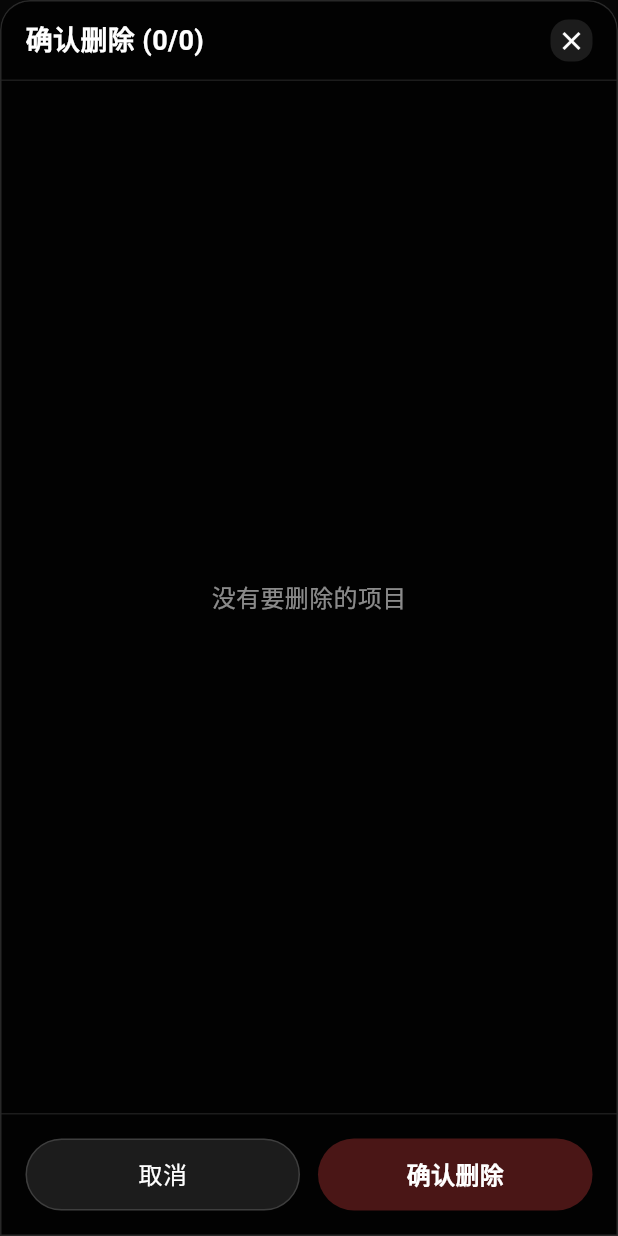
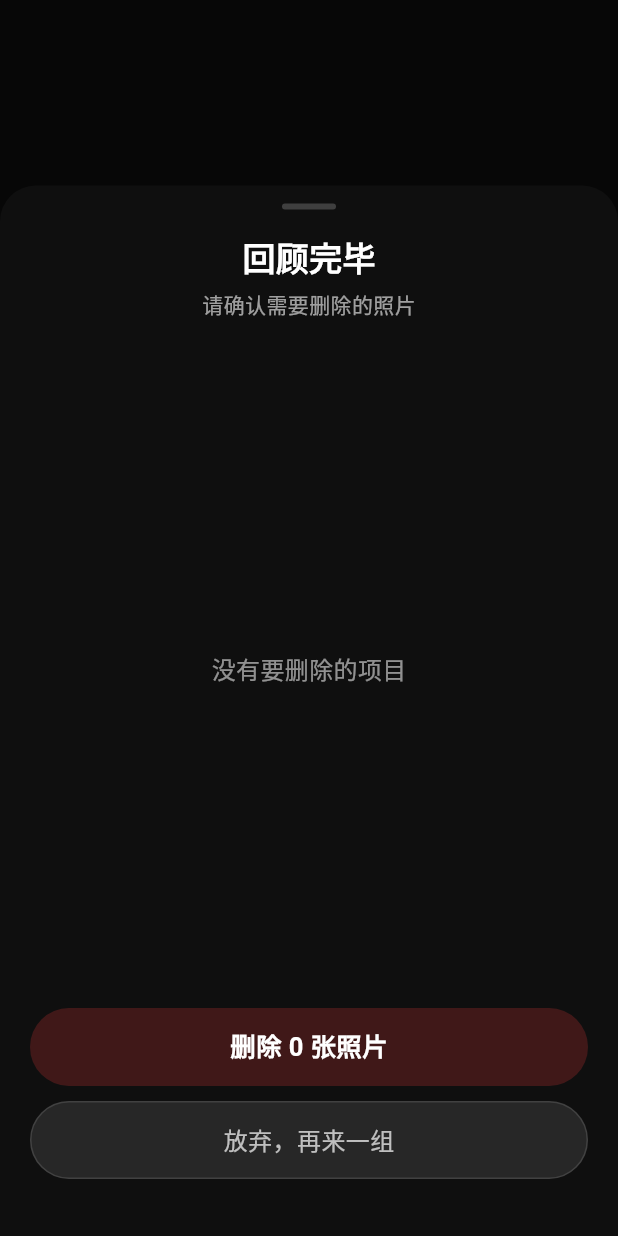
Before and after one commit to JoeZhang0810/swipe_go, a Flutter app: what showDeleteConfirmationSheet() shows on an empty page, opened directly with empty values, on a phone screen of 412 x 824 dp. Run offline on Flutter 3.47's test engine with Material 3 defaults, Android fonts, the phone set to English and light mode, and no system bars; our stand-ins replace flutter_riverpod, shared_preferences, video_player; missing offline and left inert: photo_manager; accounts and stored records are empty.

Commit message:
style: delete confirm - match HTML (button text, check badges, title, bg)

```diff
--- a/lib/widgets/delete_confirmation_sheet.dart
+++ b/lib/widgets/delete_confirmation_sheet.dart
@@ -1,5 +1,4 @@
 import 'dart:typed_data';
-import 'dart:ui';
 import 'package:flutter/material.dart';
 import 'package:flutter_riverpod/flutter_riverpod.dart';
 import 'package:photo_manager/photo_manager.dart';
@@ -8,7 +7,8 @@ import '../providers/app_providers.dart';
 import '../screens/launch_screen.dart';
 
 // 选中状态管理
-final selectedItemsProvider = StateNotifierProvider<SelectedItemsNotifier, Set<String>>((ref) {
+final selectedItemsProvider =
+    StateNotifierProvider<SelectedItemsNotifier, Set<String>>((ref) {
   return SelectedItemsNotifier();
 });
 
@@ -41,17 +41,18 @@ class DeleteConfirmationSheet extends ConsumerStatefulWidget {
   });
 
   @override
-  ConsumerState<DeleteConfirmationSheet> createState() => _DeleteConfirmationSheetState();
+  ConsumerState<DeleteConfirmationSheet> createState() =>
+      _DeleteConfirmationSheetState();
 }
 
-class _DeleteConfirmationSheetState extends ConsumerState<DeleteConfirmationSheet> {
+class _DeleteConfirmationSheetState
+    extends ConsumerState<DeleteConfirmationSheet> {
   final Map<String, Uint8List?> _thumbnails = {};
   bool _isLoadingThumbnails = true;
 
   @override
   void initState() {
     super.initState();
-    // 初始化选中状态 - 默认全部选中
     WidgetsBinding.instance.addPostFrameCallback((_) {
       ref.read(selectedItemsProvider.notifier).initialize(widget.itemsToDelete);
     });
@@ -79,7 +80,6 @@ class _DeleteConfirmationSheetState extends ConsumerState<DeleteConfirmationShee
 
   void _onCancel() {
     ref.read(selectedItemsProvider.notifier).clear();
-    // 返回启动页
     Navigator.of(context).pushAndRemoveUntil(
       MaterialPageRoute(builder: (context) => const LaunchScreen()),
       (route) => false,
@@ -90,7 +90,6 @@ class _DeleteConfirmationSheetState extends ConsumerState<DeleteConfirmationShee
     final selectedIds = ref.read(selectedItemsProvider);
 
     if (selectedIds.isEmpty) {
-      // 没有选择任何项目，直接返回
       _onCancel();
       return;
     }
@@ -99,7 +98,6 @@ class _DeleteConfirmationSheetState extends ConsumerState<DeleteConfirmationShee
     final permission = await PhotoManager.requestPermissionExtend();
 
     if (!permission.isAuth) {
-      // 用户拒绝了权限
       if (mounted) {
         ScaffoldMessenger.of(context).showSnackBar(
           const SnackBar(
@@ -111,11 +109,10 @@ class _DeleteConfirmationSheetState extends ConsumerState<DeleteConfirmationShee
       return;
     }
 
-    // 执行删除操作
+    // 执行删除
     try {
       await PhotoManager.editor.deleteWithIds(selectedIds.toList());
 
-      // 更新统计信息
       final deletedCount = selectedIds.length;
       int totalSpace = 0;
       for (final item in widget.itemsToDelete) {
@@ -124,14 +121,14 @@ class _DeleteConfirmationSheetState extends ConsumerState<DeleteConfirmationShee
         }
       }
 
-      await ref.read(statsProvider.notifier).addDeleted(deletedCount, totalSpace);
+      await ref
+          .read(statsProvider.notifier)
+          .addDeleted(deletedCount, totalSpace);
 
-      // 清空标记列表
       ref.read(mediaListProvider.notifier).clear();
       ref.read(selectedItemsProvider.notifier).clear();
 
       if (mounted) {
-        // 显示删除成功提示
         ScaffoldMessenger.of(context).showSnackBar(
           SnackBar(
             content: Text('已成功删除 $deletedCount 个项目'),
@@ -139,7 +136,6 @@ class _DeleteConfirmationSheetState extends ConsumerState<DeleteConfirmationShee
           ),
         );
 
-        // 返回启动页
         Navigator.of(context).pushAndRemoveUntil(
           MaterialPageRoute(builder: (context) => const LaunchScreen()),
           (route) => false,
@@ -162,78 +158,72 @@ class _DeleteConfirmationSheetState extends ConsumerState<DeleteConfirmationShee
     final selectedIds = ref.watch(selectedItemsProvider);
     final selectedCount = selectedIds.length;
 
-    return ClipRRect(
-      borderRadius: const BorderRadius.vertical(top: Radius.circular(20)),
-      child: BackdropFilter(
-        filter: ImageFilter.blur(sigmaX: 20, sigmaY: 20),
-        child: Container(
-          decoration: BoxDecoration(
-            color: Colors.black.withOpacity(0.7),
-            borderRadius: const BorderRadius.vertical(top: Radius.circular(20)),
-            border: Border.all(
-              color: Colors.white.withOpacity(0.15),
-            ),
+    return DraggableScrollableSheet(
+      initialChildSize: 0.85,
+      minChildSize: 0.6,
+      maxChildSize: 0.95,
+      builder: (context, scrollController) {
+        return Container(
+          decoration: const BoxDecoration(
+            color: Color(0xFA0F0F0F),
+            borderRadius: BorderRadius.vertical(top: Radius.circular(24)),
           ),
           child: SafeArea(
             child: Column(
-              mainAxisSize: MainAxisSize.min,
               children: [
-                // 顶部标题栏
-                Container(
-                  padding: const EdgeInsets.symmetric(horizontal: 16, vertical: 12),
+                // 拖动指示器
+                Padding(
+                  padding: const EdgeInsets.only(top: 12, bottom: 16),
+                  child: Container(
+                    width: 36,
+                    height: 4,
                     decoration: BoxDecoration(
-                    border: Border(
-                      bottom: BorderSide(
-                        color: Colors.white.withOpacity(0.1),
-                        width: 1,
+                      color: Colors.white.withOpacity(0.2),
+                      borderRadius: BorderRadius.circular(2),
                     ),
                   ),
                 ),
-                  child: Row(
-                    mainAxisAlignment: MainAxisAlignment.spaceBetween,
+
+                // 标题
+                const Padding(
+                  padding: EdgeInsets.symmetric(horizontal: 24),
+                  child: Column(
                     children: [
                       Text(
-                        '确认删除 ($selectedCount/${widget.itemsToDelete.length})',
-                        style: const TextStyle(
+                        '回顾完毕',
+                        style: TextStyle(
                           color: Colors.white,
-                          fontSize: 18,
-                          fontWeight: FontWeight.w600,
+                          fontSize: 22,
+                          fontWeight: FontWeight.w700,
                         ),
                       ),
-                      GestureDetector(
-                        onTap: () => Navigator.of(context).pop(),
-                        child: Container(
-                          padding: const EdgeInsets.all(4),
-                          decoration: BoxDecoration(
-                            color: Colors.white.withOpacity(0.1),
-                            borderRadius: BorderRadius.circular(12),
-                          ),
-                          child: const Icon(
-                            Icons.close,
-                            color: Colors.white,
-                            size: 20,
-                          ),
+                      SizedBox(height: 6),
+                      Text(
+                        '请确认需要删除的照片',
+                        style: TextStyle(
+                          color: Colors.white60,
+                          fontSize: 14,
                         ),
                       ),
                     ],
                   ),
                 ),
+                const SizedBox(height: 20),
 
-                // 媒体列表
-                Flexible(
+                // 照片网格
+                Expanded(
                   child: widget.itemsToDelete.isEmpty
                       ? const Center(
                           child: Text(
                             '没有要删除的项目',
-                            style: TextStyle(
-                              color: Colors.white54,
-                              fontSize: 16,
-                            ),
+                            style: TextStyle(color: Colors.white54, fontSize: 16),
                           ),
                         )
                       : GridView.builder(
-                          padding: const EdgeInsets.all(16),
-                          gridDelegate: const SliverGridDelegateWithFixedCrossAxisCount(
+                          controller: scrollController,
+                          padding: const EdgeInsets.symmetric(horizontal: 20),
+                          gridDelegate:
+                              const SliverGridDelegateWithFixedCrossAxisCount(
                             crossAxisCount: 3,
                             crossAxisSpacing: 8,
                             mainAxisSpacing: 8,
@@ -241,32 +231,77 @@ class _DeleteConfirmationSheetState extends ConsumerState<DeleteConfirmationShee
                           itemCount: widget.itemsToDelete.length,
                           itemBuilder: (context, index) {
                             final item = widget.itemsToDelete[index];
-                            final isSelected = ref.watch(selectedItemsProvider.notifier).isSelected(item.id);
+                            final isSelected =
+                                ref.watch(selectedItemsProvider.notifier).isSelected(item.id);
                             final thumbData = _thumbnails[item.id];
 
                             return GestureDetector(
                               onTap: () {
-                                ref.read(selectedItemsProvider.notifier).toggle(item.id);
+                                ref
+                                    .read(selectedItemsProvider.notifier)
+                                    .toggle(item.id);
                               },
                               child: Stack(
                                 fit: StackFit.expand,
                                 children: [
                                   // 缩略图
                                   ClipRRect(
-                                    borderRadius: BorderRadius.circular(8),
+                                    borderRadius: BorderRadius.circular(12),
                                     child: thumbData != null
                                         ? Image.memory(
                                             thumbData,
                                             fit: BoxFit.cover,
                                           )
                                         : Container(
-                                            color: Colors.grey[800],
+                                            color: const Color(0xFF1A1A1A),
                                             child: const Center(
-                                              child: CircularProgressIndicator(
+                                              child:
+                                                  CircularProgressIndicator(
                                                 strokeWidth: 2,
-                                                valueColor: AlwaysStoppedAnimation<Color>(Colors.white54),
+                                                valueColor:
+                                                    AlwaysStoppedAnimation<
+                                                        Color>(Colors.white54),
                                               ),
                                             ),
+                                          ),
+                                  ),
+
+                                  // 选中边框
+                                  if (isSelected)
+                                    Container(
+                                      decoration: BoxDecoration(
+                                        borderRadius: BorderRadius.circular(12),
+                                        border: Border.all(
+                                          color: const Color(0x8030D158),
+                                          width: 2,
+                                        ),
+                                      ),
+                                    ),
+
+                                  // 绿色对勾徽章
+                                  Positioned(
+                                    bottom: -4,
+                                    right: -4,
+                                    child: Container(
+                                      width: 22,
+                                      height: 22,
+                                      decoration: BoxDecoration(
+                                        color: isSelected
+                                            ? const Color(0xFF30D158)
+                                            : Colors.white.withOpacity(0.15),
+                                        borderRadius: BorderRadius.circular(11),
+                                        border: Border.all(
+                                          color: const Color(0xFF0F0F0F),
+                                          width: 2,
+                                        ),
+                                      ),
+                                      child: isSelected
+                                          ? const Icon(
+                                              Icons.check,
+                                              color: Colors.white,
+                                              size: 12,
+                                            )
+                                          : null,
                                     ),
                                   ),
 
@@ -276,65 +311,17 @@ class _DeleteConfirmationSheetState extends ConsumerState<DeleteConfirmationShee
                                       top: 4,
                                       left: 4,
                                       child: Container(
-                                        padding: const EdgeInsets.symmetric(horizontal: 4, vertical: 2),
+                                        padding: const EdgeInsets.symmetric(
+                                            horizontal: 4, vertical: 2),
                                         decoration: BoxDecoration(
                                           color: Colors.black.withOpacity(0.6),
-                                          borderRadius: BorderRadius.circular(4),
+                                          borderRadius:
+                                              BorderRadius.circular(4),
                                         ),
                                         child: const Icon(
                                           Icons.videocam,
                                           color: Colors.white,
                                           size: 14,
-                                        ),
-                                      ),
-                                    ),
-
-                                  // 选中/未选中遮罩
-                                  Container(
-                                    decoration: BoxDecoration(
-                                      borderRadius: BorderRadius.circular(8),
-                                      color: isSelected
-                                          ? Colors.black.withOpacity(0.3)
-                                          : Colors.black.withOpacity(0.6),
-                                      border: isSelected
-                                          ? Border.all(color: Colors.white, width: 2)
-                                          : null,
-                                    ),
-                                  ),
-
-                                  // 复选框
-                                  Positioned(
-                                    top: 4,
-                                    right: 4,
-                                    child: Container(
-                                      width: 24,
-                                      height: 24,
-                                      decoration: BoxDecoration(
-                                        color: isSelected ? Colors.white : Colors.transparent,
-                                        border: Border.all(
-                                          color: isSelected ? Colors.white : Colors.white54,
-                                          width: 2,
-                                        ),
-                                        borderRadius: BorderRadius.circular(12),
-                                      ),
-                                      child: isSelected
-                                          ? const Icon(
-                                              Icons.check,
-                                              color: Color(0xFF0A0A1A),
-                                              size: 16,
-                                            )
-                                          : null,
-                                    ),
-                                  ),
-
-                                  // 未选中时的文字提示
-                                  if (!isSelected)
-                                    const Center(
-                                      child: Text(
-                                        '未选中',
-                                        style: TextStyle(
-                                          color: Colors.white54,
-                                          fontSize: 12,
                                         ),
                                       ),
                                     ),
@@ -347,64 +334,55 @@ class _DeleteConfirmationSheetState extends ConsumerState<DeleteConfirmationShee
 
                 // 底部按钮
                 Container(
-                  padding: const EdgeInsets.symmetric(horizontal: 16, vertical: 16),
+                  padding: const EdgeInsets.fromLTRB(20, 12, 20, 38),
+                  child: Column(
+                    children: [
+                      // 红色删除按钮
+                      GestureDetector(
+                        onTap: selectedCount > 0 ? _onConfirmDelete : null,
+                        child: Container(
+                          width: double.infinity,
+                          height: 52,
                           decoration: BoxDecoration(
-                    border: Border(
-                      top: BorderSide(
-                        color: Colors.white.withOpacity(0.1),
-                        width: 1,
+                            color: selectedCount > 0
+                                ? const Color(0xD9C83232)
+                                : const Color(0x44C83232),
+                            borderRadius: BorderRadius.circular(26),
                           ),
-                    ),
-                  ),
-                  child: Row(
-                    children: [
-                      // 取消按钮 - 毛玻璃风格
-                      Expanded(
-                        child: GestureDetector(
-                          onTap: _onCancel,
-                          child: Container(
-                            height: 48,
-                            decoration: BoxDecoration(
-                              color: Colors.white.withOpacity(0.1),
-                              borderRadius: BorderRadius.circular(24),
-                              border: Border.all(
-                                color: Colors.white.withOpacity(0.15),
-                              ),
-                            ),
-                            child: const Center(
+                          child: Center(
                             child: Text(
-                                '取消',
+                              '删除 $selectedCount 张照片',
                               style: TextStyle(
                                 color: Colors.white,
-                                  fontSize: 16,
-                                  fontWeight: FontWeight.w500,
+                                fontSize: 17,
+                                fontWeight: FontWeight.w600,
                               ),
                             ),
                           ),
                         ),
                       ),
+                      const SizedBox(height: 10),
+
+                      // 放弃按钮
+                      GestureDetector(
+                        onTap: _onCancel,
+                        child: Container(
+                          width: double.infinity,
+                          height: 52,
+                          decoration: BoxDecoration(
+                            color: Colors.white.withOpacity(0.1),
+                            borderRadius: BorderRadius.circular(26),
+                            border: Border.all(
+                              color: Colors.white.withOpacity(0.12),
                             ),
-                      const SizedBox(width: 12),
-                      // 确认删除按钮 - 红色
-                      Expanded(
-                        child: GestureDetector(
-                          onTap: _onConfirmDelete,
-                          child: Container(
-                            height: 48,
-                            decoration: BoxDecoration(
-                              color: selectedCount > 0
-                                  ? const Color(0xFFEF4444)
-                                  : const Color(0xFFEF4444).withOpacity(0.3),
-                              borderRadius: BorderRadius.circular(24),
                           ),
                           child: Center(
                             child: Text(
-                                selectedCount > 0 ? '确认删除 ($selectedCount)' : '确认删除',
-                                style: const TextStyle(
-                                  color: Colors.white,
+                              '放弃，再来一组',
+                              style: TextStyle(
+                                color: Colors.white.withOpacity(0.7),
                                 fontSize: 16,
-                                  fontWeight: FontWeight.w600,
-                                ),
+                                fontWeight: FontWeight.w500,
                               ),
                             ),
                           ),
@@ -416,14 +394,15 @@ class _DeleteConfirmationSheetState extends ConsumerState<DeleteConfirmationShee
               ],
             ),
           ),
-        ),
-      ),
+        );
+      },
     );
   }
 }
 
-// 显示删除确认弹层的辅助函数
-void showDeleteConfirmationSheet(BuildContext context, List<MediaItem> itemsToDelete) {
+// 显示删除确认弹层
+void showDeleteConfirmationSheet(
+    BuildContext context, List<MediaItem> itemsToDelete) {
   showModalBottomSheet(
     context: context,
     isScrollControlled: true,
```
Lines whose indentation alone changed are shown as unchanged.
